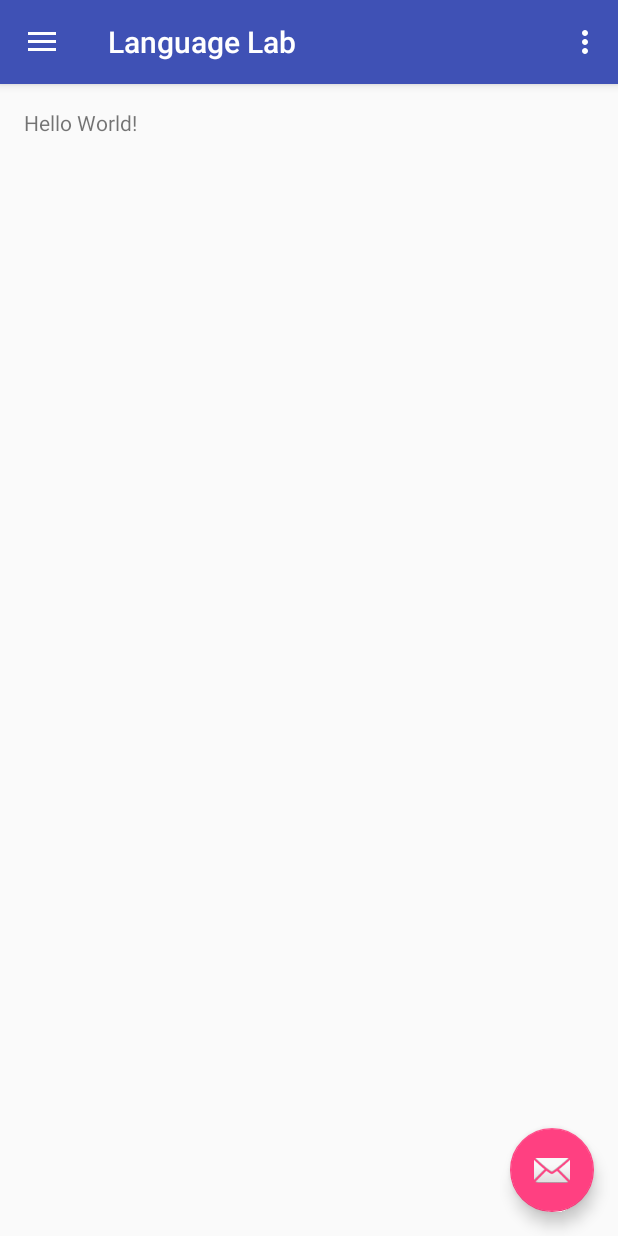
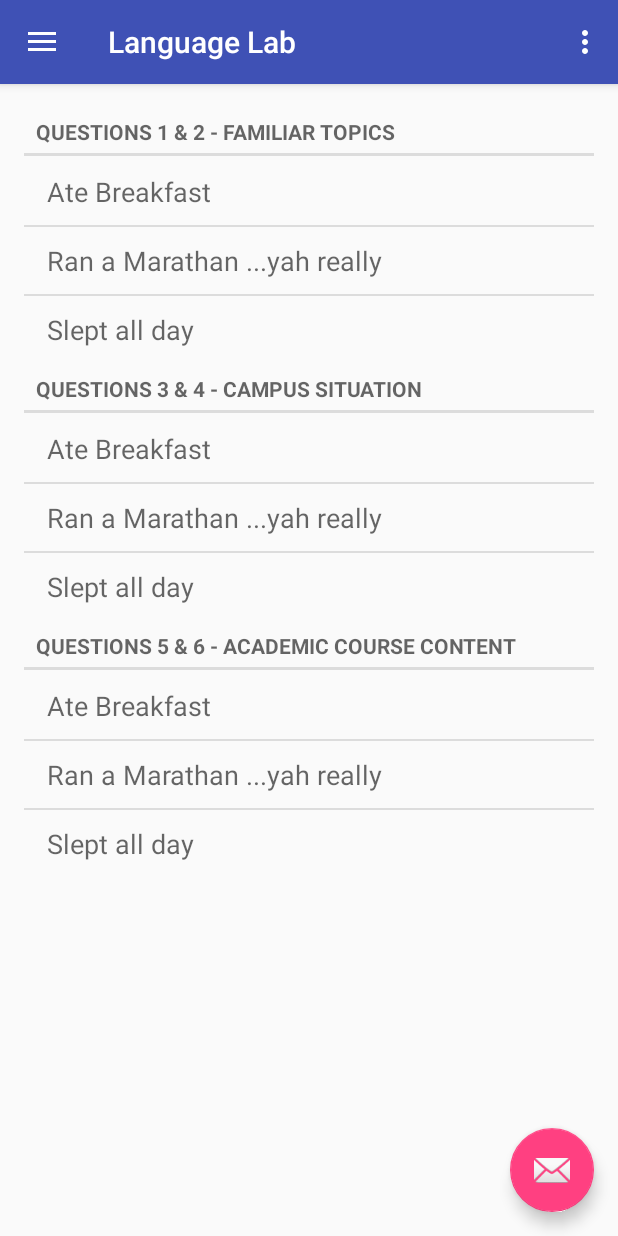
Before and after one commit to mingthor/toefl-grader, an Android app: the screen it shows after launch (MainActivity), on a phone screen of 412 x 824 dp. Run offline under Robolectric (Android 15) with nearby library versions, the phone set to English and light mode, and no system bars.

Commit message:
Add sectioned list view and dummy contents.

```diff
--- a/LanguageLab/app/src/main/java/com/appspot/toefl_avatar/languagelab/MainActivity.java
+++ b/LanguageLab/app/src/main/java/com/appspot/toefl_avatar/languagelab/MainActivity.java
@@ -12,9 +12,29 @@ import android.support.v7.app.AppCompatActivity;
 import android.support.v7.widget.Toolbar;
 import android.view.Menu;
 import android.view.MenuItem;
+import android.widget.AdapterView;
+import android.widget.ArrayAdapter;
+import android.widget.ListView;
+import android.widget.Toast;
+
 
 public class MainActivity extends AppCompatActivity
         implements NavigationView.OnNavigationItemSelectedListener {
+
+    // SectionHeaders
+    private final static String[] days = new String[]{
+                                        "Questions 1 & 2 - Familiar Topics",
+                                        "Questions 3 & 4 - Campus Situation",
+                                        "Questions 5 & 6 - Academic Course Content"};
+
+    // Section Contents
+    private final static String[] notes = new String[]{"Ate Breakfast", "Ran a Marathan ...yah really", "Slept all day"};
+
+    // Adapter for ListView Contents
+    private SeparatedListAdapter adapter;
+
+    // ListView Contents
+    private ListView journalListView;
 
     @Override
     protected void onCreate(Bundle savedInstanceState) {
@@ -40,6 +60,33 @@ public class MainActivity extends AppCompatActivity
 
         NavigationView navigationView = (NavigationView) findViewById(R.id.nav_view);
         navigationView.setNavigationItemSelectedListener(this);
+
+        // Create the ListView Adapter
+        adapter = new SeparatedListAdapter(this);
+        ArrayAdapter<String> listadapter = new ArrayAdapter<>(this, R.layout.list_item, notes);
+
+        // Add Sections
+        for (int i = 0; i < days.length; i++)
+        {
+            adapter.addSection(days[i], listadapter);
+        }
+
+        // Get a reference to the ListView holder
+        journalListView = (ListView) this.findViewById(R.id.list_journal);
+
+        // Set the adapter on the ListView holder
+        journalListView.setAdapter(adapter);
+
+        // Listen for Click events
+        journalListView.setOnItemClickListener(new AdapterView.OnItemClickListener()
+        {
+            @Override
+            public void onItemClick(AdapterView<?> parent, View view, int position, long duration)
+            {
+                String item = (String) adapter.getItem(position);
+                Toast.makeText(getApplicationContext(), item, Toast.LENGTH_SHORT).show();
+            }
+        });
     }
 
     @Override
--- /dev/null
+++ b/LanguageLab/app/src/main/java/com/appspot/toefl_avatar/languagelab/SeparatedListAdapter.java
@@ -0,0 +1,121 @@
+package com.appspot.toefl_avatar.languagelab;
+
+import android.content.Context;
+import android.view.View;
+import android.view.ViewGroup;
+import android.widget.Adapter;
+import android.widget.ArrayAdapter;
+import android.widget.BaseAdapter;
+
+import java.util.LinkedHashMap;
+import java.util.Map;
+
+/**
+ * List View with seperators / headers
+ * borrowed from https://w2davids.wordpress.com/android-sectioned-headers-in-listviews/
+ */
+public class SeparatedListAdapter extends BaseAdapter {
+    public final Map<String, Adapter> sections = new LinkedHashMap<>();
+    public final ArrayAdapter<String> headers;
+    public final static int TYPE_SECTION_HEADER = 0;
+
+    public SeparatedListAdapter(Context context)
+    {
+        headers = new ArrayAdapter<>(context, R.layout.list_header);
+    }
+
+    public void addSection(String section, Adapter adapter)
+    {
+        this.headers.add(section);
+        this.sections.put(section, adapter);
+    }
+
+    public Object getItem(int position)
+    {
+        for (Object section : this.sections.keySet())
+        {
+            Adapter adapter = sections.get(section);
+            int size = adapter.getCount() + 1;
+
+            // check if position inside this section
+            if (position == 0) return section;
+            if (position < size) return adapter.getItem(position - 1);
+
+            // otherwise jump into next section
+            position -= size;
+        }
+        return null;
+    }
+
+    public int getCount()
+    {
+        // total together all sections, plus one for each section header
+        int total = 0;
+        for (Adapter adapter : this.sections.values())
+            total += adapter.getCount() + 1;
+        return total;
+    }
+
+    @Override
+    public int getViewTypeCount()
+    {
+        // assume that headers count as one, then total all sections
+        int total = 1;
+        for (Adapter adapter : this.sections.values())
+            total += adapter.getViewTypeCount();
+        return total;
+    }
+
+    @Override
+    public int getItemViewType(int position)
+    {
+        int type = 1;
+        for (Object section : this.sections.keySet())
+        {
+            Adapter adapter = sections.get(section);
+            int size = adapter.getCount() + 1;
+
+            // check if position inside this section
+            if (position == 0) return TYPE_SECTION_HEADER;
+            if (position < size) return type + adapter.getItemViewType(position - 1);
+
+            // otherwise jump into next section
+            position -= size;
+            type += adapter.getViewTypeCount();
+        }
+        return -1;
+    }
+
+    @Override
+    public boolean isEnabled(int position)
+    {
+        return (getItemViewType(position) != TYPE_SECTION_HEADER);
+    }
+
+    @Override
+    public View getView(int position, View convertView, ViewGroup parent)
+    {
+        int sectionNum = 0;
+        for (Object section : this.sections.keySet())
+        {
+            Adapter adapter = sections.get(section);
+            int size = adapter.getCount() + 1;
+
+            // check if position inside this section
+            if (position == 0) return headers.getView(sectionNum, convertView, parent);
+            if (position < size) return adapter.getView(position - 1, convertView, parent);
+
+            // otherwise jump into next section
+            position -= size;
+            sectionNum++;
+        }
+        return null;
+    }
+
+    @Override
+    public long getItemId(int position)
+    {
+        return position;
+    }
+
+}
--- a/LanguageLab/app/src/main/res/layout/content_main.xml
+++ b/LanguageLab/app/src/main/res/layout/content_main.xml
@@ -1,5 +1,5 @@
 <?xml version="1.0" encoding="utf-8"?>
-<RelativeLayout xmlns:android="http://schemas.android.com/apk/res/android"
+<LinearLayout xmlns:android="http://schemas.android.com/apk/res/android"
     xmlns:tools="http://schemas.android.com/tools"
     xmlns:app="http://schemas.android.com/apk/res-auto"
     android:layout_width="match_parent"
@@ -8,12 +8,14 @@
     android:paddingRight="@dimen/activity_horizontal_margin"
     android:paddingTop="@dimen/activity_vertical_margin"
     android:paddingBottom="@dimen/activity_vertical_margin"
+    android:orientation="vertical"
     app:layout_behavior="@string/appbar_scrolling_view_behavior"
     tools:showIn="@layout/app_bar_main"
     tools:context=".MainActivity">
 
-    <TextView
-        android:text="Hello World!"
-        android:layout_width="wrap_content"
+    <ListView
+        android:id="@+id/list_journal"
+        android:layout_width="fill_parent"
         android:layout_height="wrap_content" />
-</RelativeLayout>
+
+</LinearLayout>
--- /dev/null
+++ b/LanguageLab/app/src/main/res/layout/list_header.xml
@@ -0,0 +1,9 @@
+<TextView
+    xmlns:android="http://schemas.android.com/apk/res/android"
+    android:id="@+id/list_header_title"
+    android:layout_width="fill_parent"
+    android:layout_height="wrap_content"
+    android:paddingTop="2dip"
+    android:paddingBottom="2dip"
+    android:paddingLeft="5dip"
+    style="?android:attr/listSeparatorTextViewStyle" />
--- /dev/null
+++ b/LanguageLab/app/src/main/res/layout/list_item.xml
@@ -0,0 +1,12 @@
+<?xml version="1.0" encoding="utf-8"?>
+<!-- list_item.xml -->
+<TextView
+    xmlns:android="http://schemas.android.com/apk/res/android"
+    android:id="@+id/list_item_title"
+    android:layout_width="fill_parent"
+    android:layout_height="fill_parent"
+    android:paddingTop="10dip"
+    android:paddingBottom="10dip"
+    android:paddingLeft="15dip"
+    android:textAppearance="?android:attr/textAppearanceMedium"
+    />
```
